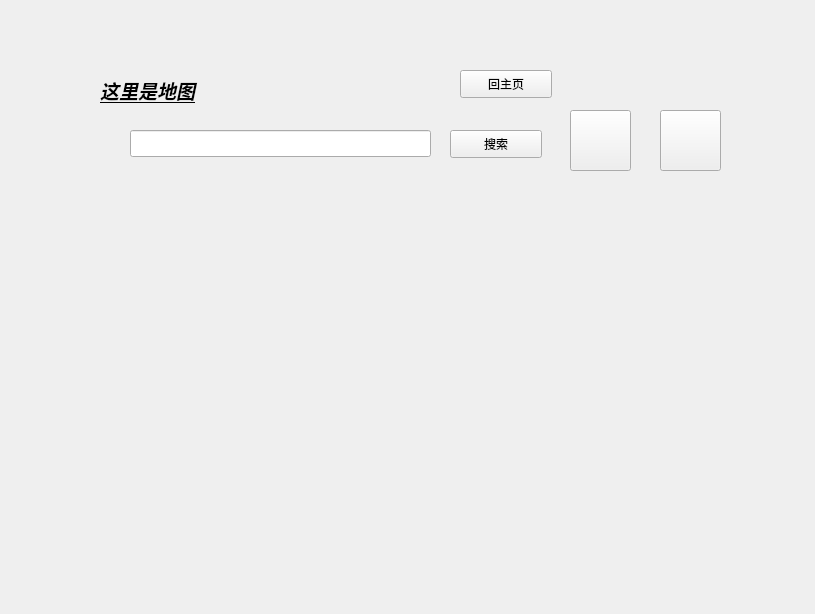
This is View/Map/map.ui in yuzcat01/VehicleControl as Qt 5 draws it before an edit. The edited form follows.
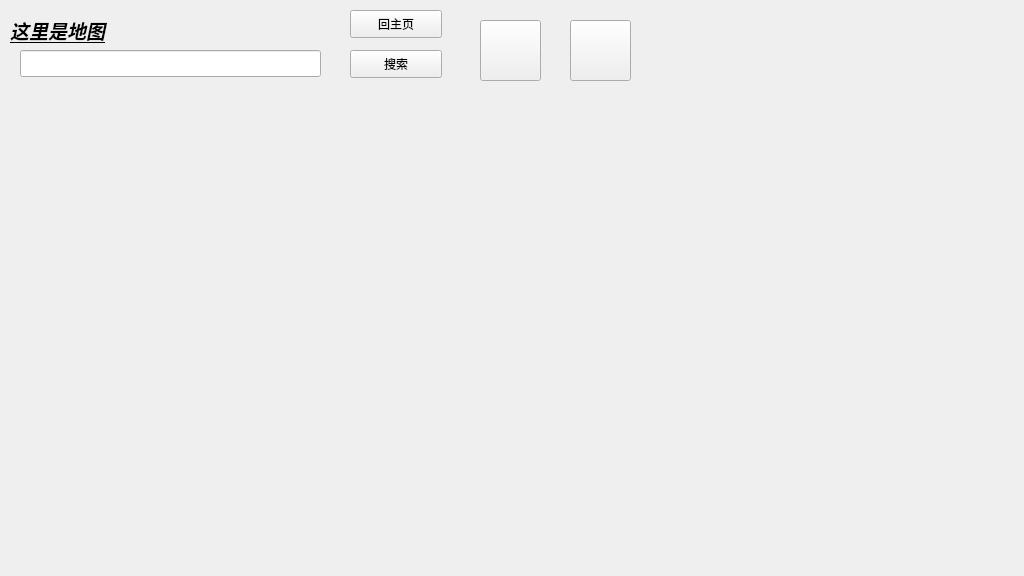
This is the edited form.

The edit to the form file:
```diff
--- a/View/Map/map.ui
+++ b/View/Map/map.ui
@@ -6,8 +6,8 @@
    <rect>
     <x>0</x>
     <y>0</y>
-    <width>815</width>
-    <height>614</height>
+    <width>1024</width>
+    <height>576</height>
    </rect>
   </property>
   <property name="windowTitle">
@@ -16,10 +16,10 @@
   <widget class="QWidget" name="widget" native="true">
    <property name="geometry">
     <rect>
-     <x>90</x>
-     <y>60</y>
-     <width>671</width>
-     <height>491</height>
+     <x>0</x>
+     <y>0</y>
+     <width>1024</width>
+     <height>576</height>
     </rect>
    </property>
    <widget class="QLabel" name="label">
@@ -38,7 +38,7 @@
    <widget class="QPushButton" name="pushButton">
     <property name="geometry">
      <rect>
-      <x>370</x>
+      <x>350</x>
       <y>10</y>
       <width>92</width>
       <height>28</height>
@@ -51,8 +51,8 @@
    <widget class="QLineEdit" name="edit_search">
     <property name="geometry">
      <rect>
-      <x>40</x>
-      <y>70</y>
+      <x>20</x>
+      <y>50</y>
       <width>301</width>
       <height>27</height>
      </rect>
@@ -61,8 +61,8 @@
    <widget class="QPushButton" name="searchBtn">
     <property name="geometry">
      <rect>
-      <x>360</x>
-      <y>70</y>
+      <x>350</x>
+      <y>50</y>
       <width>92</width>
       <height>28</height>
      </rect>
@@ -75,7 +75,7 @@
     <property name="geometry">
      <rect>
       <x>480</x>
-      <y>50</y>
+      <y>20</y>
       <width>61</width>
       <height>61</height>
      </rect>
@@ -88,7 +88,7 @@
     <property name="geometry">
      <rect>
       <x>570</x>
-      <y>50</y>
+      <y>20</y>
       <width>61</width>
       <height>61</height>
      </rect>
@@ -100,12 +100,22 @@
    <widget class="QWidget" name="mapWidget" native="true">
     <property name="geometry">
      <rect>
-      <x>30</x>
-      <y>110</y>
-      <width>621</width>
-      <height>351</height>
+      <x>0</x>
+      <y>90</y>
+      <width>1000</width>
+      <height>469</height>
      </rect>
     </property>
+    <widget class="QStackedWidget" name="stackedWidget">
+     <property name="geometry">
+      <rect>
+       <x>0</x>
+       <y>0</y>
+       <width>1000</width>
+       <height>469</height>
+      </rect>
+     </property>
+    </widget>
    </widget>
   </widget>
  </widget>
```
